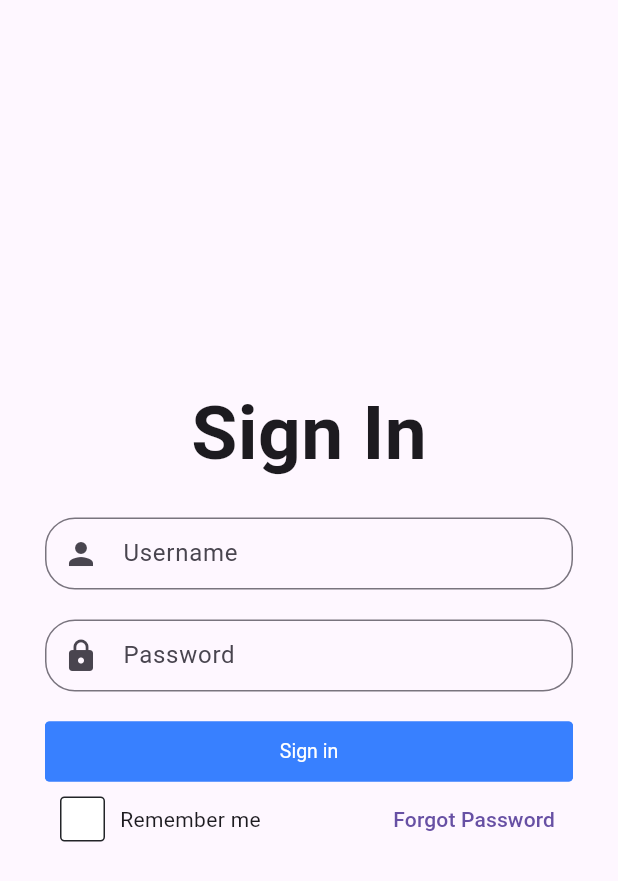
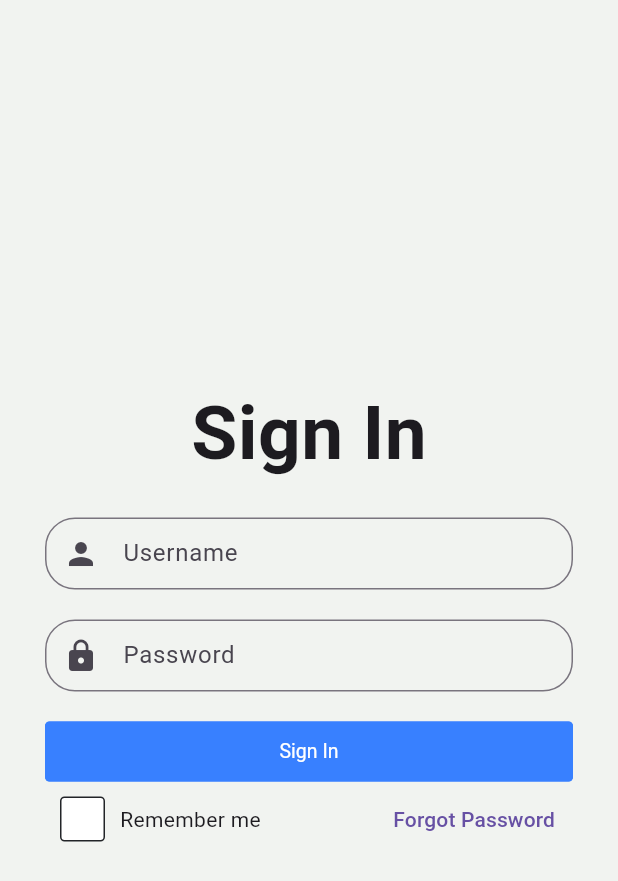
Before and after one commit to bodrulamin/shongothon_app, a Flutter app: the screen it shows after launch, on a phone screen of 412 x 824 dp. Shown: the top 881 px of the screen. Run offline on Flutter 3.47's test engine with Material 3 defaults, Android fonts, the phone set to English and light mode, and no system bars; drawn by our look-alikes of getwidget; our stand-ins replace get, get_storage.

Commit message:
signin page

```diff
--- /dev/null
+++ b/lib/app/data/const.dart
@@ -0,0 +1,3 @@
+const baseUrl = 'https://s.alkhwarizmilab.com';
+const authenticate = '$baseUrl/api/authenticate';
+const organizations = '$baseUrl/api/organizations?sort=id,asc';
--- a/lib/main.dart
+++ b/lib/main.dart
@@ -1,10 +1,12 @@
 import 'dart:async';
 import 'package:flutter/material.dart';
-import 'package:get/get_navigation/src/root/get_material_app.dart';
+import 'package:get/get.dart';
+import 'package:get_storage/get_storage.dart';
+import 'package:shongothon/app/data/auth_service.dart';
 import 'package:shongothon/app/routes/app_pages.dart';
-import 'app.dart';
 
 FutureOr<void> main() async {
+  Get.put(ApiService());
   runApp(
     GetMaterialApp(
       title: "Application",
--- a/lib/main_shongothon.dart
+++ b/lib/main_shongothon.dart
@@ -1,8 +1,12 @@
+import 'package:get_storage/get_storage.dart';
+
 import 'flavors.dart';
 
 import 'main.dart' as runner;
 
 Future<void> main() async {
+  await GetStorage.init();
+
   F.appFlavor = Flavor.shongothon;
   await runner.main();
 }
--- a/lib/main_shongothon_pro.dart
+++ b/lib/main_shongothon_pro.dart
@@ -1,8 +1,12 @@
+import 'package:get_storage/get_storage.dart';
+
 import 'flavors.dart';
 
 import 'main.dart' as runner;
 
 Future<void> main() async {
   F.appFlavor = Flavor.shongothon_pro;
+    await GetStorage.init();
+
   await runner.main();
 }
--- a/lib/pages/signin/controllers/signin_controller.dart
+++ b/lib/pages/signin/controllers/signin_controller.dart
@@ -1,3 +1,4 @@
+import 'package:flutter/widgets.dart';
 import 'package:get/get.dart';
 
 class SigninController extends GetxController {
@@ -6,6 +7,11 @@ class SigninController extends GetxController {
   final count = 0.obs;
 
   var isChecked = false.obs;
+
+  var passwordController = TextEditingController();
+  var usernameController = TextEditingController();
+
+  var isLoading = false.obs;
   @override
   void onInit() {
     super.onInit();
--- a/lib/pages/signin/views/signin_view.dart
+++ b/lib/pages/signin/views/signin_view.dart
@@ -4,7 +4,10 @@ import 'package:get/get.dart';
 import 'package:getwidget/colors/gf_color.dart';
 import 'package:getwidget/components/button/gf_button.dart';
 import 'package:getwidget/components/checkbox/gf_checkbox.dart';
+import 'package:getwidget/components/loader/gf_loader.dart';
 import 'package:getwidget/size/gf_size.dart';
+import 'package:getwidget/types/gf_loader_type.dart';
+import 'package:shongothon/app/data/auth_service.dart';
 import 'package:shongothon/app/routes/app_pages.dart';
 
 import '../controllers/signin_controller.dart';
@@ -14,6 +17,7 @@ class SigninView extends GetView<SigninController> {
   @override
   Widget build(BuildContext context) {
     return Scaffold(
+      backgroundColor: Color.fromRGBO(241, 243, 240, 1),
       body: Center(
         child: SingleChildScrollView(
           child: Padding(
@@ -29,35 +33,48 @@ class SigninView extends GetView<SigninController> {
                     height: 20,
                   ),
                   TextFormField(
-                    decoration: InputDecoration(
+                      controller: controller.usernameController,
+                      decoration: InputDecoration(
                         labelText: 'Username',
                         prefixIcon: Icon(Icons.person),
                         border: OutlineInputBorder(
-                          borderRadius: BorderRadius.circular(20),
-                        ),
-                        contentPadding: EdgeInsets.all(10)),
-                  ),
+                            borderRadius: BorderRadius.circular(20),
+                            borderSide:
+                                BorderSide(color: Colors.red, width: 3)),
+                        contentPadding: EdgeInsets.only(left: 30),
+                      )),
                   SizedBox(
                     height: 20,
                   ),
                   TextFormField(
-                    obscureText: true,
-                    decoration: InputDecoration(
+                      controller: controller.passwordController,
+                      obscureText: true,
+                      decoration: InputDecoration(
                         labelText: 'Password',
                         prefixIcon: Icon(Icons.lock),
                         border: OutlineInputBorder(
-                          borderRadius: BorderRadius.circular(20),
-                        ),
-                        contentPadding: EdgeInsets.all(10)),
-                  ),
+                            borderRadius: BorderRadius.circular(20),
+                            borderSide:
+                                BorderSide(color: Colors.red, width: 3)),
+                        contentPadding: EdgeInsets.only(left: 30),
+                      )),
                   SizedBox(
                     height: 20,
                   ),
                   GFButton(
-                    onPressed: () {
-                      Get.offAllNamed(Routes.HOME);
+                    child: Obx(() => controller.isLoading.value
+                        ? GFLoader(type: GFLoaderType.ios)
+                        : Text('Sign In')),
+                    onPressed: () async {
+                      controller.isLoading.value = true;
+                      Get.find<ApiService>()
+                          .signInWithUsernamePassword(
+                              controller.usernameController.text.toString(),
+                              controller.passwordController.text.toString())
+                          .then((v) {
+                        controller.isLoading.value = false;
+                      });
                     },
-                    text: "Sign in",
                     fullWidthButton: true,
                   ),
                   Row(
--- a/pubspec.yaml
+++ b/pubspec.yaml
@@ -38,6 +38,7 @@ dependencies:
   flutter_flavorizr: ^2.2.3
   get: ^4.6.6
   getwidget: ^4.0.0
+  get_storage: ^2.1.1
 
 dev_dependencies:
   flutter_test:
```
Also changed, not shown: lib/app/data/auth_service.dart (added, +59 -0 lines), lib/pages/home/controllers/home_controller.dart (+9 -1 lines), lib/pages/home/views/home_view.dart (+3 -5 lines), pubspec.lock, 2 other files.
